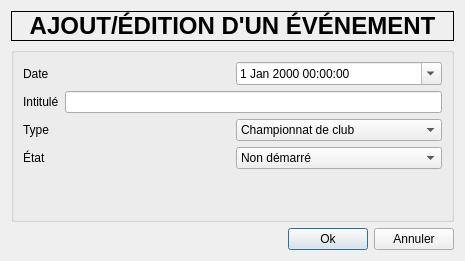
Old version of the form src/EventWindow.ui in the repository arabine/tanca.
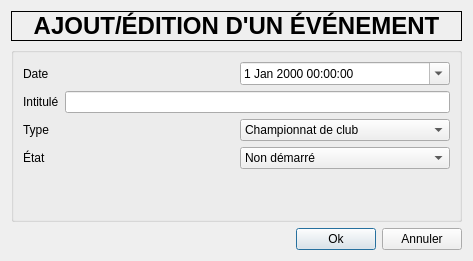
New version of the form.

The edit to the form file:
```diff
--- a/src/EventWindow.ui
+++ b/src/EventWindow.ui
@@ -6,7 +6,7 @@
    <rect>
     <x>0</x>
     <y>0</y>
-    <width>465</width>
+    <width>473</width>
     <height>261</height>
    </rect>
   </property>
```
Left out of the diff: 5 changed lines with no effect on the pictures.
